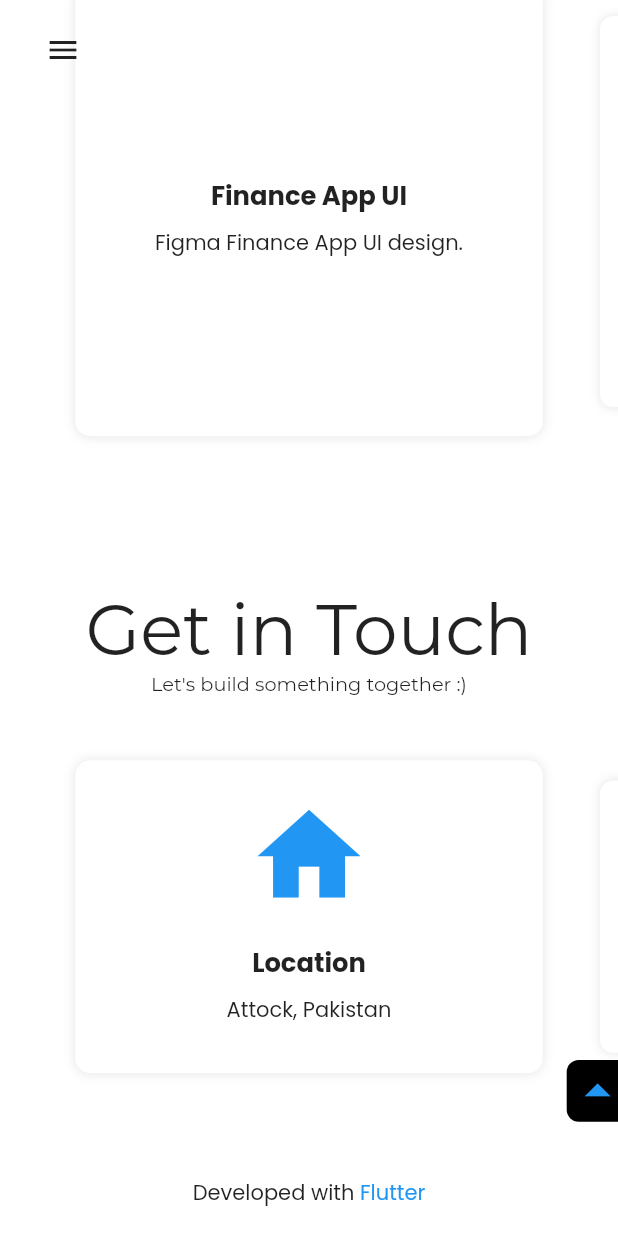
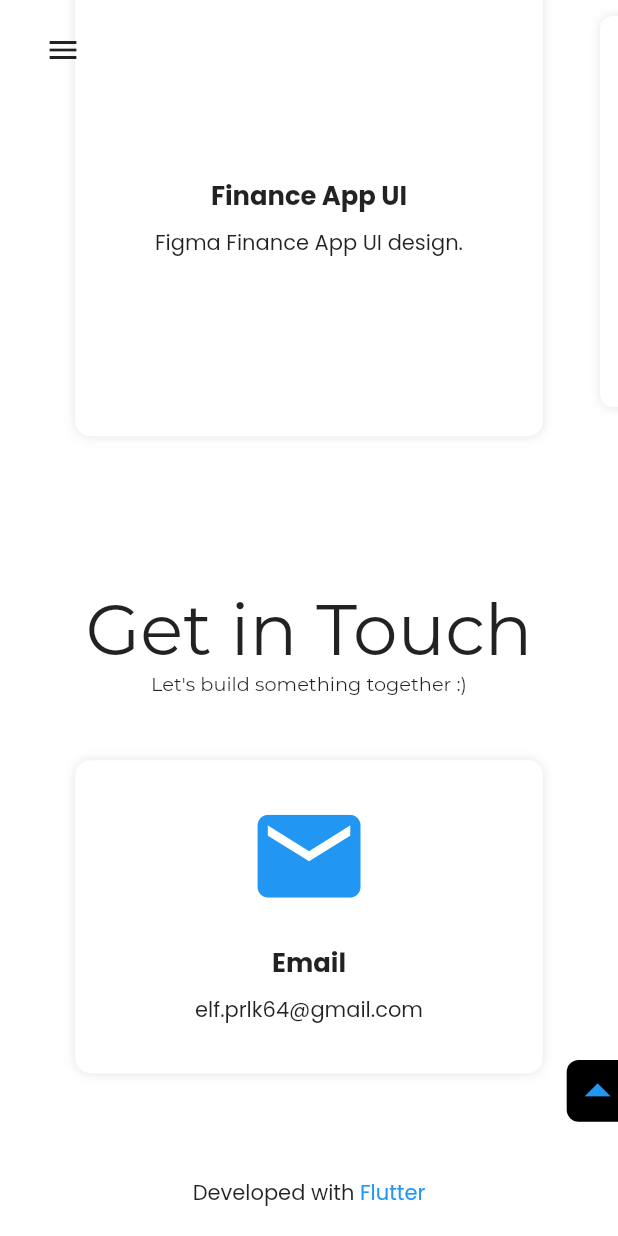
Before and after one commit to mhmzdev/devfolio, a Flutter app: the screen it shows after launch, scrolled down 2542 dp, on a phone screen of 412 x 824 dp. Run offline on Flutter 3.47's test engine with Material 2 defaults, Android fonts, the phone set to English and light mode, and no system bars; drawn by our look-alikes of carousel_slider; our stand-ins replace animated_text_kit, flip_card, font_awesome_flutter, shared_preferences, url_strategy; missing offline and left inert: universal_html; network calls fail.

Commit message:
last fixes

```diff
--- a/data.json
+++ b/data.json
@@ -1,6 +1,6 @@
 {
     "name": "Elif Bilge",
-    "email": "parlakelifbilge@gmail.com",
+    "email": "elf.prlk64@gmail.com",
     "subtitles": [
         "Flutter Developer",
         "Product Designer Enthusiast",
--- a/lib/sections/about/about_desktop.dart
+++ b/lib/sections/about/about_desktop.dart
@@ -107,7 +107,7 @@ class AboutDesktop extends StatelessWidget {
                             children: const [
                               AboutMeData(
                                 data: "Email",
-                                information: "parlakelifbilge@gmail.com",
+                                information: "elf.prlk64@gmail.com",
                               ),
                               AboutMeData(
                                 data: "From",
--- a/lib/sections/about/about_mobile.dart
+++ b/lib/sections/about/about_mobile.dart
@@ -100,7 +100,7 @@ class AboutMobile extends StatelessWidget {
           ),
           const AboutMeData(
             data: "Email",
-            information: "parlakelifbilge@gmail.com",
+            information: "elf.prlk64@gmail.com",
           ),
           Space.y!,
           OutlinedButton(
--- a/lib/sections/contact/contact_mobile.dart
+++ b/lib/sections/contact/contact_mobile.dart
@@ -19,7 +19,7 @@ class ContactMobileTab extends StatelessWidget {
           text: "Let's build something together :)\n\n",
         ),
         CarouselSlider.builder(
-          itemCount: 3,
+          itemCount: 1,
           itemBuilder: (BuildContext context, int itemIndex, int i) => Padding(
             padding: const EdgeInsets.symmetric(vertical: 10.0),
             child: ProjectCard(
--- a/lib/utils/contact_utils.dart
+++ b/lib/utils/contact_utils.dart
@@ -2,20 +2,14 @@ import 'package:flutter/material.dart';
 
 class ContactUtils {
   static const List<IconData> contactIcon = [
-    Icons.home,
-    Icons.phone,
     Icons.mail,
   ];
 
   static const List<String> titles = [
-    "Location",
-    "Phone",
     "Email",
   ];
 
   static const List<String> details = [
-    "Attock, Pakistan",
-    "(+92) 346 0159889",
-    "hamza.6.shakeel@gmail.com",
+    "elf.prlk64@gmail.com",
   ];
 }
--- a/lib/utils/utils.dart
+++ b/lib/utils/utils.dart
@@ -44,7 +44,7 @@ class StaticUtils {
   ];
 
   static const String resume =
-      'https://drive.google.com/file/d/1bDNNrkQtNVJbXcdwMSx0crQQvAF_nMwV/view?usp=sharing';
+      'https://drive.google.com/file/d/1ZBy48QT5ihBcXQ6frXvLyG2pCYr1K687/view?usp=sharing';
 
   static const String gitHub = 'https://github.com/elifbilgep';
 }
```
Also changed, not shown: lib/utils/work_utils.dart (+3 -5 lines).
